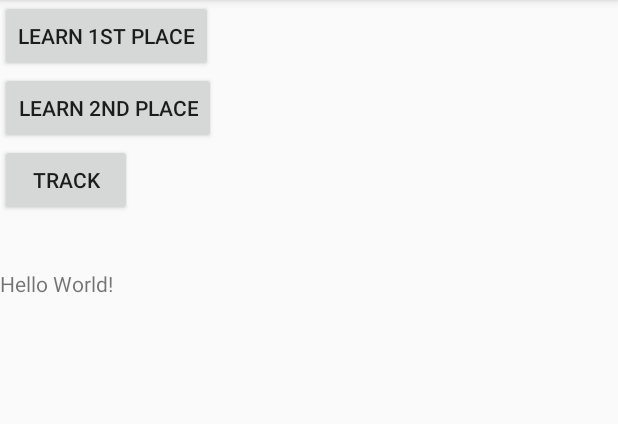
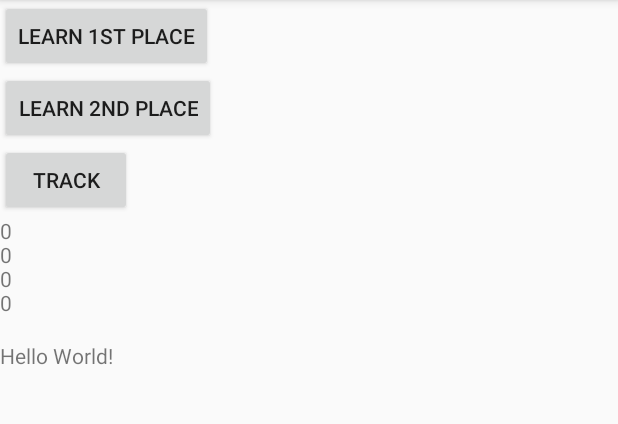
Before and after one commit to hangdu/WifiPosition, an Android app: the screen it shows after launch (MainActivity), after a tap on "LEARN 2ND PLACE", on a phone screen of 412 x 824 dp, the part 84-508 px from its top. Run offline under Robolectric (Android 15) with nearby library versions, the phone set to English and light mode, and no system bars; 4 statements that could not run were skipped; 1 other tap on this screen came first.

Commit message:
sample signal strength from one specific AP. One sample per second. In total 60 samples.

```diff
--- a/app/src/main/java/com/example/hang/myapplication/MainActivity.java
+++ b/app/src/main/java/com/example/hang/myapplication/MainActivity.java
@@ -6,6 +6,7 @@ import android.content.pm.PackageManager;
 import android.net.wifi.ScanResult;
 import android.net.wifi.WifiManager;
 import android.os.Build;
+import android.os.Handler;
 import android.support.v4.app.ActivityCompat;
 import android.support.v4.content.ContextCompat;
 import android.support.v7.app.AppCompatActivity;
@@ -15,6 +16,7 @@ import android.view.View;
 import android.widget.Button;
 import android.widget.TextView;
 
+import java.util.ArrayList;
 import java.util.HashMap;
 import java.util.HashSet;
 import java.util.List;
@@ -32,6 +34,11 @@ public class MainActivity extends AppCompatActivity {
     WifiManager wifiManager;
     int scanTimesForOnePoint = 5;
     Set<String> APs;
+
+    String sampleValue;
+
+    Handler handler = new Handler();
+    List<Integer> strengthList = new ArrayList<>();
     @Override
     protected void onCreate(Bundle savedInstanceState) {
         super.onCreate(savedInstanceState);
@@ -72,62 +79,50 @@ public class MainActivity extends AppCompatActivity {
             public void onClick(View v) {
                 // Do something in response to button click
                 textView.setText("Button1 is clicked");
-                pos1Finger.clear();
 
-                List<ScanResult> wifiList = wifiManager.getScanResults();
-                System.out.println("Scanning result for the first position");
-                StringBuilder builder = new StringBuilder();
-                builder.append("In total AP number = " + wifiList.size() +  "\n");
-                builder.append("\n");
-                for (ScanResult scanResult : wifiList) {
-                    String bssid = scanResult.BSSID;
-                    String networkName = scanResult.SSID;
-                    int rssi = scanResult.level;
-                    System.out.println("NetworkName = " + networkName);
-                    System.out.println("Mac address = " + bssid);
-                    System.out.println("Rssi = " + rssi);
-
-                    if (APs.contains(bssid)) {
-                        builder.append("NetworkName = " + networkName + "\n");
-                        builder.append("Mac address = " + bssid+ "\n");
-                        builder.append("Rssi = " + rssi+ "\n");
-                        builder.append("\n");
-                        pos1Finger.put(bssid, rssi);
+                Runnable runnable = new Runnable() {
+                    @Override
+                    public void run() {
+                        scanAP();
                     }
-                }
-                textView.setText(builder.toString());
+                };
+                new Thread(runnable).start();
             }
         });
 
         Button button2 = (Button) findViewById(R.id.button_learn2);
         button2.setOnClickListener(new View.OnClickListener() {
             public void onClick(View v) {
+                StringBuilder build = new StringBuilder();
+                for (int i = 0; i < strengthList.size(); i++) {
+                    build.append(String.valueOf(strengthList.get(i)));
+                    build.append("\n");
+                }
+                String s = new String(build);
+                textView.setText(s);
                 // Do something in response to button click
-                textView.setText("Button2 is clicked");
-
-                pos2Finger.clear();
-                List<ScanResult> wifiList = wifiManager.getScanResults();
-                System.out.println("Scanning result for the second position");
-                StringBuilder builder = new StringBuilder();
-                builder.append("In total AP number = " + wifiList.size() +  "\n");
-                builder.append("\n");
-                for (ScanResult scanResult : wifiList) {
-                    String bssid = scanResult.BSSID;
-                    String networkName = scanResult.SSID;
-                    int rssi = scanResult.level;
-                    System.out.println("NetworkName = " + networkName);
-                    System.out.println("Mac address = " + bssid);
-                    System.out.println("Rssi = " + rssi);
-
-                    if (APs.contains(bssid)) {
-                        builder.append("NetworkName = " + networkName + "\n");
-                        builder.append("Mac address = " + bssid+ "\n");
-                        builder.append("Rssi = " + rssi+ "\n");
-                        builder.append("\n");
-                        pos2Finger.put(bssid, rssi);
-                    }
-                }
-                textView.setText(builder.toString());
+//                textView.setText("Button2 is clicked");
+//
+//                pos2Finger.clear();
+//                List<ScanResult> wifiList = wifiManager.getScanResults();
+//                System.out.println("Scanning result for the second position");
+//
+//                builder.append("In total AP number = " + wifiList.size() +  "\n");
+//                builder.append("\n");
+//                for (ScanResult scanResult : wifiList) {
+//                    String bssid = scanResult.BSSID;
+//                    String networkName = scanResult.SSID;
+//                    int rssi = scanResult.level;
+//                    System.out.println("NetworkName = " + networkName);
+//                    System.out.println("Mac address = " + bssid);
+//                    System.out.println("Rssi = " + rssi);
+//
+//                    if (APs.contains(bssid)) {
+//
+//                        pos2Finger.put(bssid, rssi);
+//                    }
+//                }
+//                textView.setText(builder.toString());
             }
         });
 
@@ -174,6 +169,38 @@ public class MainActivity extends AppCompatActivity {
         });
     }
 
+    private void scanAP() {
+        for (int i = 0; i < 60; i++) {
+            List<ScanResult> wifiList = wifiManager.getScanResults();
+            ScanResult oneAPScanResult = wifiList.get(0);
+            String bssid = oneAPScanResult.BSSID;
+            String networkName = oneAPScanResult.SSID;
+            int rssi = oneAPScanResult.level;
+            strengthList.add(rssi);
+
+            StringBuilder builder = new StringBuilder();
+            builder.append("Index = " + i + "\n");
+            builder.append("NetworkName = " + networkName + "\n");
+            builder.append("Mac address = " + bssid+ "\n");
+            builder.append("Rssi = " + rssi+ "\n");
+            builder.append("\n");
+            sampleValue = new String(builder);
+
+            try {
+                Thread.sleep(1000);
+            } catch (InterruptedException e) {
+                e.printStackTrace();
+            }
+
+            handler.post(new Runnable() {
+                @Override
+                public void run() {
+                    textView.setText(sampleValue);
+                }
+            });
+        }
+    }
+
     double getDistance(Map<String, Integer> map1, Map<String, Integer> map2) {
         int sum = 0;
         for (String key : map1.keySet()) {
```
